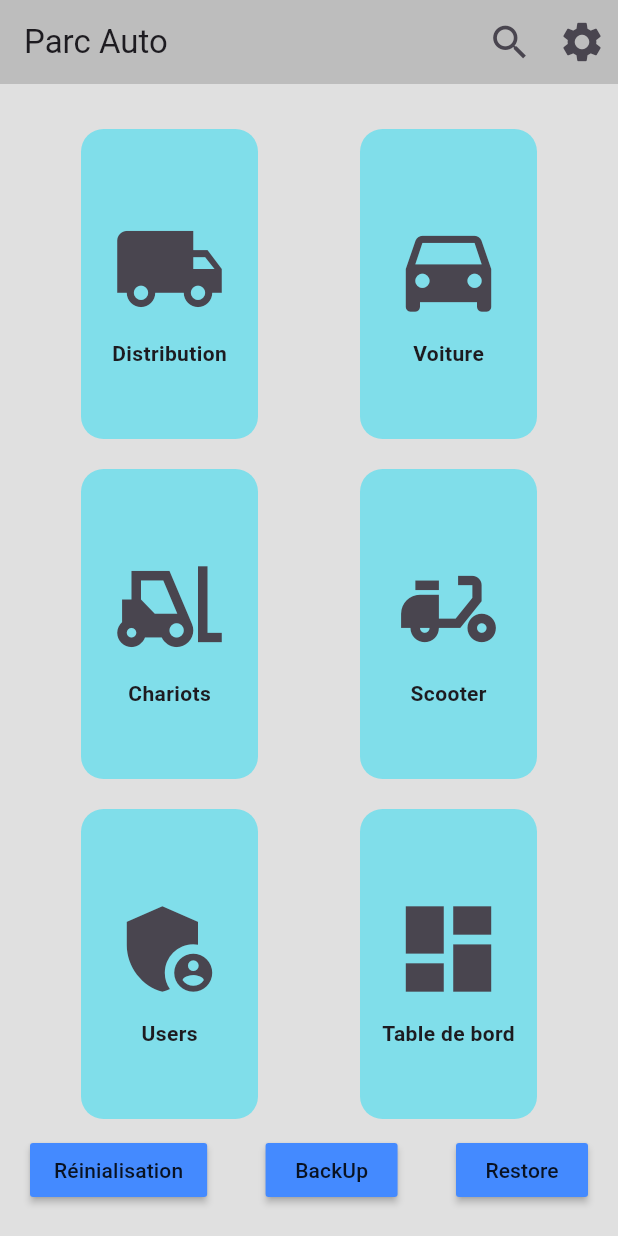
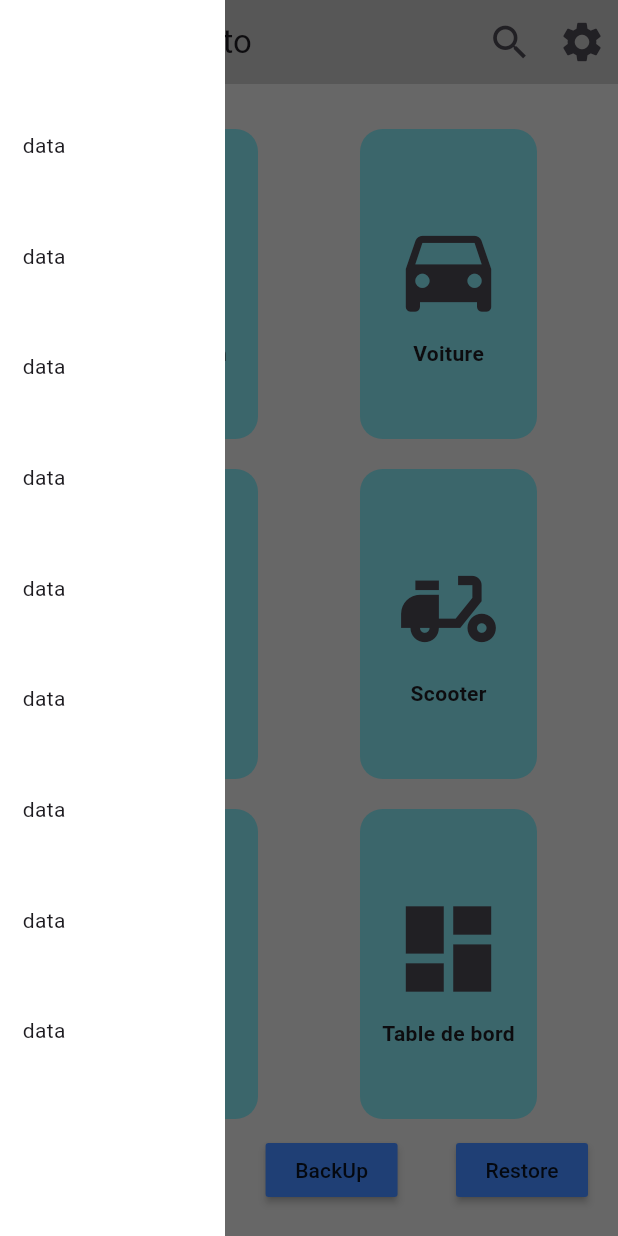
Before and after one commit to kdghouli/app_parc, a Flutter app: the HomePage screen opened directly, with the side drawer open (before the commit the screen has no drawer), on a phone screen of 412 x 824 dp. Run offline on Flutter 3.47's test engine with Material 3 defaults, Android fonts, the phone set to English and light mode, and no system bars; our stand-ins replace dio, get, get_storage, permission_handler, sqflite; accounts and stored records are empty.

Commit message:
21122024 v3

```diff
--- /dev/null
+++ b/lib/constant.dart
@@ -0,0 +1 @@
+String url = "http://192.168.1.107:80";
--- a/lib/home_page.dart
+++ b/lib/home_page.dart
@@ -1,5 +1,6 @@
 import 'package:app_parc/Testo/data_table_view.dart';
 import 'package:app_parc/controllers/custom_search_delegate.dart';
+import 'package:app_parc/my_drawer.dart';
 import 'package:app_parc/view/camions/camion_view.dart';
 import 'package:app_parc/view/voitures/voiture_view.dart';
 import 'package:flutter/material.dart';
@@ -18,6 +19,7 @@ class HomePage extends StatelessWidget {
   @override
   Widget build(BuildContext context) {
     return Scaffold(
+      drawer: MyDrawer(),
       appBar: AppBar(
         title: const Text("Parc Auto"),
         backgroundColor: Colors.grey[400],
--- /dev/null
+++ b/lib/my_drawer.dart
@@ -0,0 +1,29 @@
+import 'package:flutter/material.dart';
+
+class MyDrawer extends StatelessWidget {
+  const MyDrawer({super.key});
+
+  @override
+  Widget build(BuildContext context) {
+    return Container(
+      color: Colors.white,
+      padding: EdgeInsets.only(top: 60, bottom: 100, left: 15),
+      width: 150,
+      child: Column(
+        crossAxisAlignment: CrossAxisAlignment.start,
+        mainAxisAlignment: MainAxisAlignment.spaceAround,
+        children: [
+          Text("data"),
+          Text("data"),
+          Text("data"),
+          Text("data"),
+          Text("data"),
+          Text("data"),
+          Text("data"),
+          Text("data"),
+          Text("data"),
+        ],
+      ),
+    );
+  }
+}
```
Also changed, not shown: lib/controllers/login_controller.dart (+8 -5 lines), lib/view/auth/login_screen.dart (+68 -68 lines), 1 other file.
